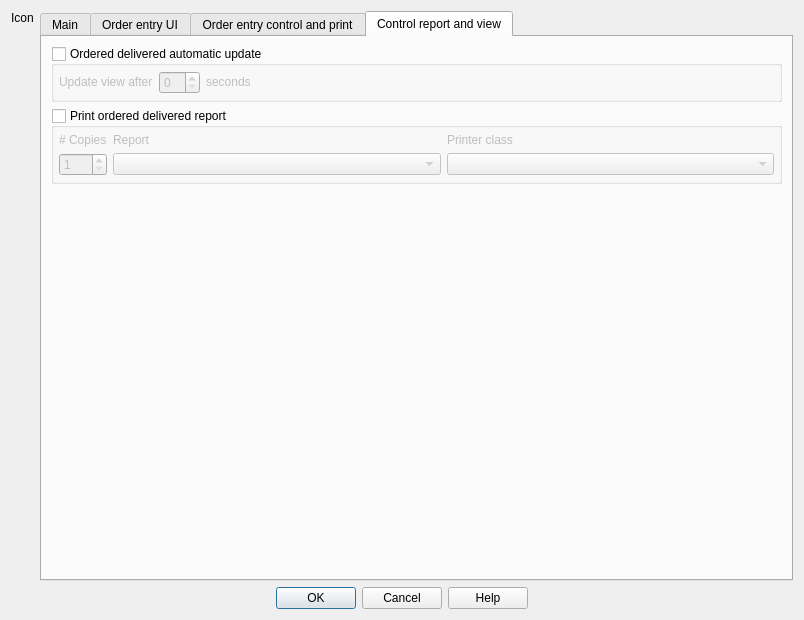
First picture: the form in App/Ui/SettingsDialog.ui, repository paolodestefani/pySagra, before the edit.
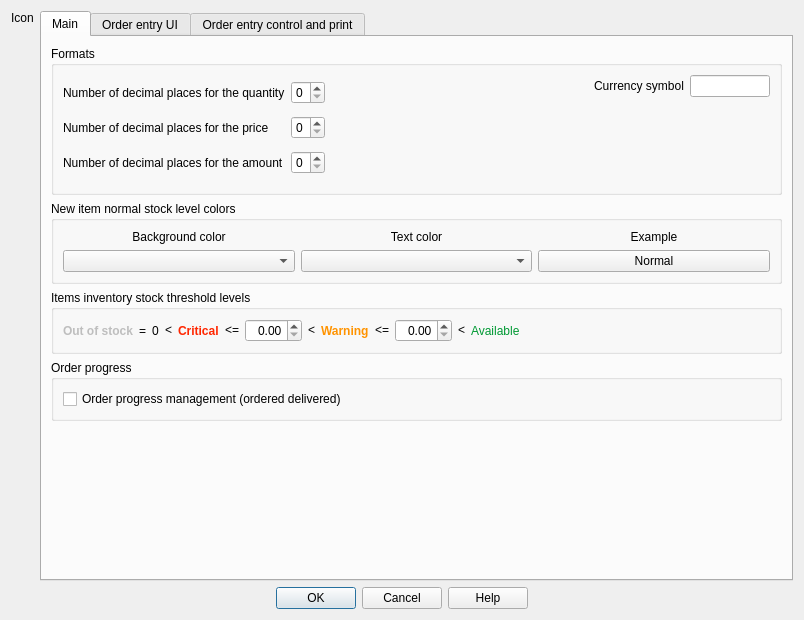
Second picture: the form after the edit. The open tabs and pages were chosen to show the change. Custom widgets are drawn as their Qt base class.

Commit message: Remove the ordered/delivered print after each order, item colors fix

What changed in the file:
```diff
--- a/App/Ui/SettingsDialog.ui
+++ b/App/Ui/SettingsDialog.ui
@@ -1586,206 +1586,6 @@
          </item>
         </layout>
        </widget>
-       <widget class="QWidget" name="tab5">
-        <attribute name="title">
-         <string>Control report and view</string>
-        </attribute>
-        <layout class="QVBoxLayout" name="verticalLayout_16">
-         <item>
-          <widget class="QGroupBox" name="groupBoxAutomaticUpdate">
-           <property name="title">
-            <string>Ordered delivered automatic update</string>
-           </property>
-           <property name="checkable">
-            <bool>true</bool>
-           </property>
-           <property name="checked">
-            <bool>false</bool>
-           </property>
-           <layout class="QVBoxLayout" name="verticalLayout_15">
-            <property name="leftMargin">
-             <number>5</number>
-            </property>
-            <property name="topMargin">
-             <number>5</number>
-            </property>
-            <property name="rightMargin">
-             <number>5</number>
-            </property>
-            <property name="bottomMargin">
-             <number>5</number>
-            </property>
-            <item>
-             <layout class="QHBoxLayout" name="horizontalLayout_4">
-              <item>
-               <widget class="QLabel" name="label_7">
-                <property name="sizePolicy">
-                 <sizepolicy hsizetype="Minimum" vsizetype="Fixed">
-                  <horstretch>0</horstretch>
-                  <verstretch>0</verstretch>
-                 </sizepolicy>
-                </property>
-                <property name="text">
-                 <string>Update view after</string>
-                </property>
-               </widget>
-              </item>
-              <item>
-               <widget class="QSpinBox" name="spinBoxAutomaticUpdateInterval"/>
-              </item>
-              <item>
-               <widget class="QLabel" name="label_19">
-                <property name="sizePolicy">
-                 <sizepolicy hsizetype="Minimum" vsizetype="Fixed">
-                  <horstretch>0</horstretch>
-                  <verstretch>0</verstretch>
-                 </sizepolicy>
-                </property>
-                <property name="text">
-                 <string>seconds</string>
-                </property>
-               </widget>
-              </item>
-              <item>
-               <spacer name="horizontalSpacer_3">
-                <property name="orientation">
-                 <enum>Qt::Orientation::Horizontal</enum>
-                </property>
-                <property name="sizeHint" stdset="0">
-                 <size>
-                  <width>40</width>
-                  <height>20</height>
-                 </size>
-                </property>
-               </spacer>
-              </item>
-             </layout>
-            </item>
-           </layout>
-          </widget>
-         </item>
-         <item>
-          <widget class="QGroupBox" name="groupBoxOrderedDeliveredReport">
-           <property name="sizePolicy">
-            <sizepolicy hsizetype="Minimum" vsizetype="Fixed">
-             <horstretch>0</horstretch>
-             <verstretch>0</verstretch>
-            </sizepolicy>
-           </property>
-           <property name="title">
-            <string>Print ordered delivered report</string>
-           </property>
-           <property name="checkable">
-            <bool>true</bool>
-           </property>
-           <property name="checked">
-            <bool>false</bool>
-           </property>
-           <layout class="QVBoxLayout" name="verticalLayout_14">
-            <property name="leftMargin">
-             <number>5</number>
-            </property>
-            <property name="topMargin">
-             <number>5</number>
-            </property>
-            <property name="rightMargin">
-             <number>5</number>
-            </property>
-            <property name="bottomMargin">
-             <number>5</number>
-            </property>
-            <item>
-             <layout class="QVBoxLayout" name="verticalLayout_12">
-              <item>
-               <layout class="QGridLayout" name="gridLayout_2" columnstretch="0,1,1">
-                <item row="0" column="1">
-                 <widget class="QLabel" name="label_10">
-                  <property name="sizePolicy">
-                   <sizepolicy hsizetype="Minimum" vsizetype="Fixed">
-                    <horstretch>0</horstretch>
-                    <verstretch>0</verstretch>
-                   </sizepolicy>
-                  </property>
-                  <property name="text">
-                   <string>Report</string>
-                  </property>
-                 </widget>
-                </item>
-                <item row="0" column="0">
-                 <widget class="QLabel" name="labelCopy_5">
-                  <property name="sizePolicy">
-                   <sizepolicy hsizetype="Minimum" vsizetype="Fixed">
-                    <horstretch>0</horstretch>
-                    <verstretch>0</verstretch>
-                   </sizepolicy>
-                  </property>
-                  <property name="text">
-                   <string># Copies</string>
-                  </property>
-                 </widget>
-                </item>
-                <item row="1" column="1">
-                 <widget class="RelationalComboBox" name="comboBoxOrderedDeliveredReport">
-                  <property name="sizePolicy">
-                   <sizepolicy hsizetype="Minimum" vsizetype="Fixed">
-                    <horstretch>0</horstretch>
-                    <verstretch>0</verstretch>
-                   </sizepolicy>
-                  </property>
-                 </widget>
-                </item>
-                <item row="0" column="2">
-                 <widget class="QLabel" name="label_8">
-                  <property name="sizePolicy">
-                   <sizepolicy hsizetype="Minimum" vsizetype="Fixed">
-                    <horstretch>0</horstretch>
-                    <verstretch>0</verstretch>
-                   </sizepolicy>
-                  </property>
-                  <property name="text">
-                   <string>Printer class</string>
-                  </property>
-                 </widget>
-                </item>
-                <item row="1" column="2">
-                 <widget class="RelationalComboBox" name="comboBoxOrderedDeliveredPrinterClass">
-                  <property name="sizePolicy">
-                   <sizepolicy hsizetype="Minimum" vsizetype="Fixed">
-                    <horstretch>0</horstretch>
-                    <verstretch>0</verstretch>
-                   </sizepolicy>
-                  </property>
-                 </widget>
-                </item>
-                <item row="1" column="0">
-                 <widget class="QSpinBox" name="spinBoxOrderedDeliveredCopies">
-                  <property name="minimum">
-                   <number>1</number>
-                  </property>
-                 </widget>
-                </item>
-               </layout>
-              </item>
-             </layout>
-            </item>
-           </layout>
-          </widget>
-         </item>
-         <item>
-          <spacer name="verticalSpacer_3">
-           <property name="orientation">
-            <enum>Qt::Orientation::Vertical</enum>
-           </property>
-           <property name="sizeHint" stdset="0">
-            <size>
-             <width>20</width>
-             <height>273</height>
-            </size>
-           </property>
-          </spacer>
-         </item>
-        </layout>
-       </widget>
       </widget>
      </item>
     </layout>
@@ -1806,11 +1606,6 @@
   </layout>
  </widget>
  <customwidgets>
-  <customwidget>
-   <class>RelationalComboBox</class>
-   <extends>QComboBox</extends>
-   <header>App.Widget.Control</header>
-  </customwidget>
   <customwidget>
    <class>ButtonItemExample</class>
    <extends>QPushButton</extends>
```
The commit also changes 23 other files.
